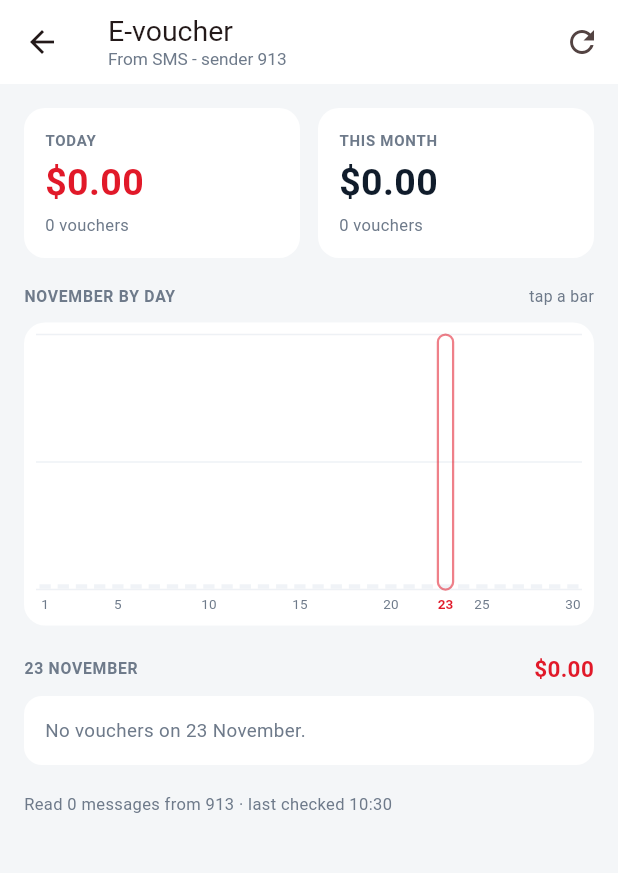
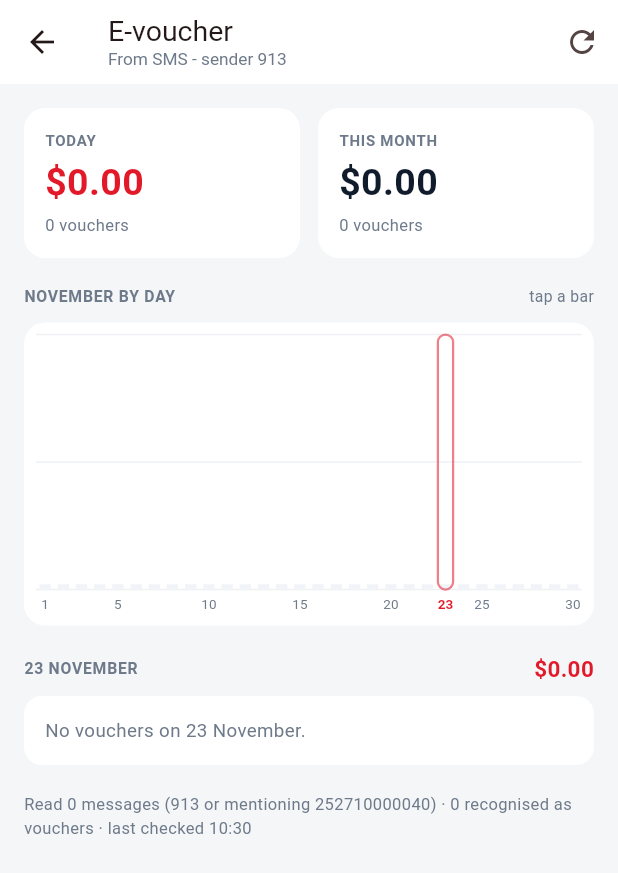
Before and after one commit to imabdram/ICCRecordScanner, a Flutter app: the VoucherPage screen opened directly, after a tap on the "refresh" icon, on a phone screen of 412 x 824 dp. Shown: the top 873 px of the screen. Run offline on Flutter 3.47's test engine with Material 3 defaults, Android fonts, the phone set to English and light mode, and no system bars; our stand-ins replace connectivity_plus, permission_handler, share_plus, sqflite, supabase_flutter; missing offline and left inert: excel, mobile_scanner; accounts and stored records are empty.

Commit message:
E-voucher: match messages by payer number, not only by sender 913
The totals disagreed with the phone because the inbox query filtered on
address = '913'. Any voucher message that arrived from a different shortcode was
never read, so it was silently missing.

- the native query now matches 'address IN (913) OR body LIKE %252710000040%',
  so a message is found by what it says, not only by who sent it
- parseVoucherMessage additionally requires 'You received', so an outgoing
  transfer that merely mentions the payer cannot inflate a total (test included)
- the page footer reports messages read vs recognised, and lists up to five
  unrecognised snippets so a format change is visible instead of a wrong number

Version 2.3.0+6.

Verified: flutter analyze clean, 24/24 tests.

```diff
--- a/lib/voucher_page.dart
+++ b/lib/voucher_page.dart
@@ -18,7 +18,7 @@ class _VoucherPageState extends State<VoucherPage> {
   bool _loading = true;
   bool _denied = false;
   String? _error;
-  int _messagesRead = 0;
+  SmsSyncResult _lastSync = SmsSyncResult.empty;
   List<Voucher> _vouchers = const [];
   VoucherSummary _summary = const VoucherSummary(
     today: 0,
@@ -57,7 +57,7 @@ class _VoucherPageState extends State<VoucherPage> {
       }
 
       // Reads every 913 message still in the inbox, parses what is new, stores it.
-      final read = await SmsInbox.instance.sync();
+      final result = await SmsInbox.instance.sync();
       // Then sends whatever the website has not seen yet.
       unawaited(SyncService.instance.pushVouchers());
 
@@ -65,7 +65,7 @@ class _VoucherPageState extends State<VoucherPage> {
       if (!mounted) return;
       setState(() {
         _denied = false;
-        _messagesRead = read;
+        _lastSync = result;
         _vouchers = all;
         _summary = summariseVouchers(all);
         _checkedAt = DateTime.now();
@@ -228,14 +228,59 @@ class _VoucherPageState extends State<VoucherPage> {
                           // if it is 0, the permission or the sender string is the
                           // problem, not the arithmetic.
                           Text(
-                            'Read $_messagesRead message${_messagesRead == 1 ? '' : 's'} from 913 '
-                            '· last checked ${_hhmm(_checkedAt)}',
+                            'Read ${_lastSync.read} message${_lastSync.read == 1 ? '' : 's'} '
+                            '(913 or mentioning $payerMsisdn)'
+                            ' · ${_lastSync.parsed} recognised as vouchers'
+                            ' · last checked ${_hhmm(_checkedAt)}',
                             style: const TextStyle(
                                 fontSize: 11, color: AppConfig.muted),
                           ),
+                          if (_lastSync.unrecognised.isNotEmpty) ...[
+                            const SizedBox(height: 10),
+                            _unrecognisedPanel(),
+                          ],
                         ],
                       ),
                     ),
+    );
+  }
+
+  /// Messages from 913 that the parser did not recognise.
+  ///
+  /// This exists because a total that disagrees with the phone is almost always
+  /// a message format the parser has not seen, not bad arithmetic — and without
+  /// the text itself there is no way to tell.
+  Widget _unrecognisedPanel() {
+    return Container(
+      padding: const EdgeInsets.all(14),
+      decoration: BoxDecoration(
+        color: const Color(0xFFFFF7E6),
+        borderRadius: BorderRadius.circular(12),
+      ),
+      child: Column(
+        crossAxisAlignment: CrossAxisAlignment.start,
+        children: [
+          Text(
+            '${_lastSync.unrecognised.length} message(s) from 913 not recognised',
+            style: const TextStyle(fontWeight: FontWeight.w700, fontSize: 12.5),
+          ),
+          const SizedBox(height: 6),
+          const Text(
+            'These are skipped, so they are missing from the totals. If one of '
+            'them is a voucher, its wording is different from what the parser knows.',
+            style: TextStyle(fontSize: 11.5, color: AppConfig.muted),
+          ),
+          const SizedBox(height: 8),
+          for (final snippet in _lastSync.unrecognised)
+            Padding(
+              padding: const EdgeInsets.only(top: 6),
+              child: Text(
+                snippet,
+                style: const TextStyle(fontSize: 11, height: 1.35),
+              ),
+            ),
+        ],
+      ),
     );
   }
 
--- a/lib/vouchers.dart
+++ b/lib/vouchers.dart
@@ -15,6 +15,10 @@ import 'package:permission_handler/permission_handler.dart';
 import 'package:sqflite/sqflite.dart';
 
 import 'db_schema.dart';
+
+/// The payer the voucher messages are about. Used to match messages by content,
+/// not only by the shortcode they arrived from.
+const String payerMsisdn = '252710000040';
 
 /// Formats an amount the way the vouchers are written: $245.00
 String money(double value) => '\$${value.toStringAsFixed(2)}';
@@ -40,6 +44,10 @@ class Voucher {
 /// Parses one 913 message. Returns null when the text is not a voucher message,
 /// so unrelated messages from the same sender are skipped rather than counted.
 Voucher? parseVoucherMessage(String body, {String messageId = ''}) {
+  // Only inbound airtime counts. The inbox query also matches messages that just
+  // mention the payer, and an outgoing transfer must not inflate the total.
+  if (!body.toLowerCase().contains('you received')) return null;
+
   final date = RegExp(
     r'on\s+(\d{2})/(\d{2})/(\d{4})\s+(\d{2}):(\d{2}):(\d{2})',
   ).firstMatch(body);
@@ -199,6 +207,24 @@ VoucherSummary summariseVouchers(List<Voucher> vouchers, {DateTime? now}) {
   );
 }
 
+/// What a read of the inbox produced.
+///
+/// [unrecognised] holds short snippets of messages from the sender that did NOT
+/// parse — the fastest way to see why an app total disagrees with the phone.
+class SmsSyncResult {
+  final int read;
+  final int parsed;
+  final List<String> unrecognised;
+
+  const SmsSyncResult({
+    required this.read,
+    required this.parsed,
+    required this.unrecognised,
+  });
+
+  static const empty = SmsSyncResult(read: 0, parsed: 0, unrecognised: []);
+}
+
 /// Reads the inbox through the native channel in MainActivity.
 class SmsInbox {
   SmsInbox._();
@@ -216,10 +242,17 @@ class SmsInbox {
     return result.isGranted;
   }
 
-  /// Every message from [sender] still in the inbox, newest first.
-  Future<List<Map<String, dynamic>>> read({String sender = '913', int limit = 2000}) async {
-    final rows = await _channel.invokeMethod<List<dynamic>>('readSender', {
-      'sender': sender,
+  /// Every message from [senders] OR whose body mentions [bodyContains], newest
+  /// first. Matching on the payer inside the text matters: restricting to the
+  /// sender code alone misses messages that arrive from another shortcode.
+  Future<List<Map<String, dynamic>>> read({
+    List<String> senders = const ['913'],
+    String? bodyContains = payerMsisdn,
+    int limit = 2000,
+  }) async {
+    final rows = await _channel.invokeMethod<List<dynamic>>('readVouchers', {
+      'senders': senders,
+      'bodyContains': bodyContains,
       'limit': limit,
     });
     return (rows ?? [])
@@ -227,19 +260,38 @@ class SmsInbox {
         .toList();
   }
 
-  /// Reads, parses and caches. Returns how many messages from [sender] were read,
-  /// so the page can show it — a zero is the quickest way to spot a permission or
-  /// sender-string problem.
-  Future<int> sync({String sender = '913'}) async {
-    final messages = await read(sender: sender);
+  /// Reads, parses and caches. Reports how many messages were read, how many
+  /// were recognised as vouchers, and a few snippets of the ones that were not —
+  /// a zero or a gap here is the quickest way to spot a permission problem or a
+  /// message format this parser does not know yet.
+  Future<SmsSyncResult> sync({
+    List<String> senders = const ['913'],
+    String? bodyContains = payerMsisdn,
+  }) async {
+    final messages = await read(senders: senders, bodyContains: bodyContains);
+    var parsed = 0;
+    final unrecognised = <String>[];
+
     for (final m in messages) {
+      final body = (m['body'] ?? '') as String;
       final voucher = parseVoucherMessage(
-        (m['body'] ?? '') as String,
+        body,
         messageId: (m['id'] ?? '').toString(),
       );
-      if (voucher == null) continue;
+      if (voucher == null) {
+        if (unrecognised.length < 5) {
+          unrecognised.add(body.length > 160 ? '${body.substring(0, 160)}…' : body);
+        }
+        continue;
+      }
       await VoucherStore.instance.save(voucher);
+      parsed += 1;
     }
-    return messages.length;
+
+    return SmsSyncResult(
+      read: messages.length,
+      parsed: parsed,
+      unrecognised: unrecognised,
+    );
   }
 }
--- a/pubspec.yaml
+++ b/pubspec.yaml
@@ -1,7 +1,7 @@
 name: icc_record_scanner
 description: Offline-first SIM card recorder with optional Supabase sync.
 publish_to: "none"
-version: 2.2.0+5
+version: 2.3.0+6
 
 environment:
   sdk: ">=3.3.0 <4.0.0"
```
Also changed, not shown: 3 other files.
